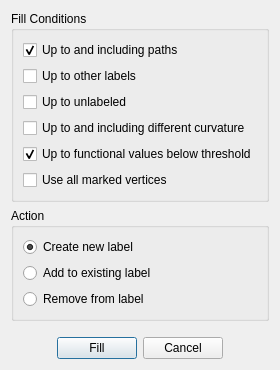
Before: the Qt Designer form freeview/DialogCustomFill.ui in freesurfer/freesurfer, drawn with Qt 5.
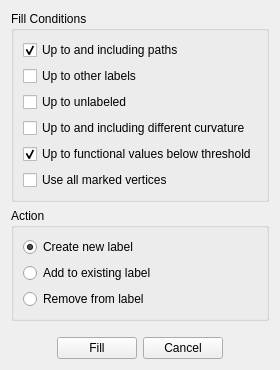
After: the same form once the commit is applied.

Diff of the .ui file:
```diff
--- a/freeview/DialogCustomFill.ui
+++ b/freeview/DialogCustomFill.ui
@@ -1,7 +1,7 @@
 <?xml version="1.0" encoding="UTF-8"?>
 <ui version="4.0">
  <class>DialogCustomFill</class>
- <widget class="QDialog" name="DialogCustomFill">
+ <widget class="QWidget" name="DialogCustomFill">
   <property name="windowTitle">
    <string>Custom Fill</string>
   </property>
```
